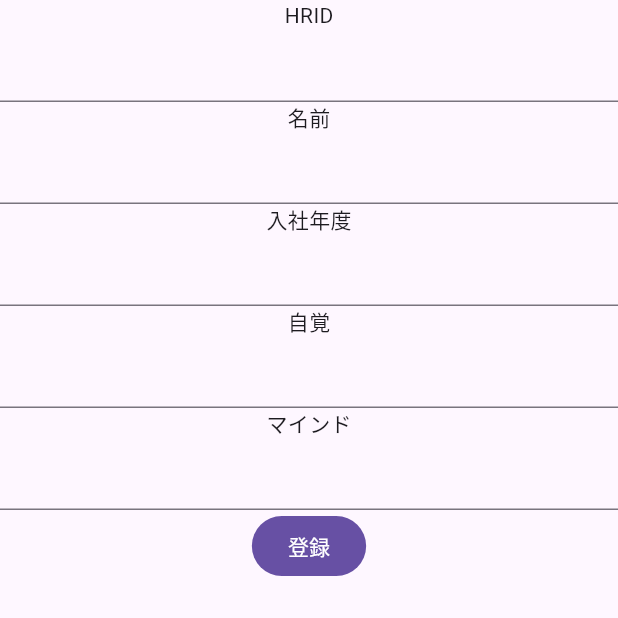
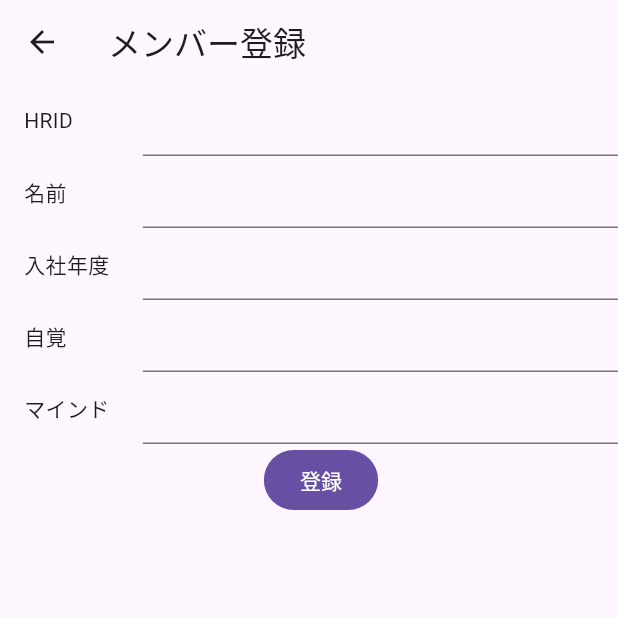
Before and after one commit to ryomar-kappa/adit, a Flutter app: the RegisterMemberView screen opened by its route, on a phone screen of 412 x 824 dp, the top half of it. Run offline on Flutter 3.47's test engine with Material 3 defaults, Android fonts, the phone set to English and light mode, and no system bars; our stand-ins replace auto_route, flutter_hooks, freezed_annotation, hooks_riverpod.

Commit message:
微調整

```diff
--- a/lib/screen/member_detail/member_detail_view.dart
+++ b/lib/screen/member_detail/member_detail_view.dart
@@ -18,6 +18,9 @@ class MemberDetailView extends ConsumerWidget {
   @override
   Widget build(BuildContext context, WidgetRef ref) {
     return Scaffold(
+      appBar: AppBar(
+        title: const Text('チャージ表'),
+      ),
       body: AsyncValueWidget(
           value: ref.watch(memberDetailPresenter(member)),
           buildData: (viewModel) =>
--- a/lib/screen/member_list/member_list_view.dart
+++ b/lib/screen/member_list/member_list_view.dart
@@ -14,12 +14,20 @@ class MemberListView extends ConsumerWidget {
   Widget build(BuildContext context, WidgetRef ref) {
     final memberList = ref.watch(memberMasterProvider);
     return Scaffold(
-      floatingActionButton: FloatingActionButton(
-          child: const Icon(Icons.add),
-          onPressed: () =>
-              AutoRouter.of(context).push(const RegisterMemberRoute())),
       body: Column(
         children: [
+          const SizedBox(height: 16),
+          FilledButton(
+              onPressed: () =>
+                  AutoRouter.of(context).push(const RegisterMemberRoute()),
+              child: const Row(
+                mainAxisSize: MainAxisSize.min,
+                children: [
+                  Icon(Icons.add),
+                  Text('新規登録'),
+                ],
+              )),
+          const SizedBox(height: 16),
           Expanded(
             child: SingleChildScrollView(
               child: Wrap(
--- a/lib/screen/register_member/register_member_view.dart
+++ b/lib/screen/register_member/register_member_view.dart
@@ -1,4 +1,5 @@
 import 'package:adit/screen/register_member/register_member_presenter.dart';
+import 'package:adit/screen/register_member/register_member_view_model.dart';
 import 'package:auto_route/auto_route.dart';
 import 'package:flutter/material.dart';
 import 'package:hooks_riverpod/hooks_riverpod.dart';
@@ -12,41 +13,107 @@ class RegisterMemberView extends ConsumerWidget {
     final presenter = ref.watch(registerMemberPresenter.notifier);
     final viewModel = ref.watch(registerMemberPresenter);
     return Scaffold(
-      body: Column(
-        children: [
-          Text('HRID'),
-          TextFormField(
+      appBar: AppBar(
+        title: const Text('メンバー登録'),
+      ),
+      body: Padding(
+        padding: const EdgeInsets.only(left: 16),
+        child: Column(
+          children: [
+            _inputHRID(viewModel, presenter),
+            _inputName(viewModel, presenter),
+            _inputYearOfJoined(viewModel, presenter),
+            _inputAwareness(viewModel, presenter),
+            _inputMind(viewModel, presenter),
+            FilledButton(
+                onPressed: () {
+                  presenter.onRegister();
+                  AutoRouter.of(context).popUntilRoot();
+                },
+                child: const Text('登録'))
+          ],
+        ),
+      ),
+    );
+  }
+
+  Widget _inputHRID(
+      RegisterMemberViewModel viewModel, RegisterMemberPresenter presenter) {
+    return Row(
+      children: [
+        const Expanded(flex: 1, child: Text('HRID')),
+        Expanded(
+          flex: 4,
+          child: TextFormField(
             initialValue: viewModel.hrid,
-            onChanged: (value) => presenter.onChangeHrid(value),
+            onChanged: presenter.onChangeHrid,
           ),
-          Text('名前'),
-          TextFormField(
+        ),
+      ],
+    );
+  }
+
+  Widget _inputName(
+      RegisterMemberViewModel viewModel, RegisterMemberPresenter presenter) {
+    return Row(
+      children: [
+        const Expanded(flex: 1, child: Text('名前')),
+        Expanded(
+          flex: 4,
+          child: TextFormField(
             initialValue: viewModel.name,
             onChanged: presenter.onChangeName,
           ),
-          Text('入社年度'),
-          TextFormField(
+        ),
+      ],
+    );
+  }
+
+  Widget _inputYearOfJoined(
+      RegisterMemberViewModel viewModel, RegisterMemberPresenter presenter) {
+    return Row(
+      children: [
+        const Expanded(flex: 1, child: Text('入社年度')),
+        Expanded(
+          flex: 4,
+          child: TextFormField(
             initialValue: viewModel.yearOfJoined,
             onChanged: presenter.onChangeYearOfJoined,
           ),
-          Text('自覚'),
-          TextFormField(
+        ),
+      ],
+    );
+  }
+
+  Widget _inputAwareness(
+      RegisterMemberViewModel viewModel, RegisterMemberPresenter presenter) {
+    return Row(
+      children: [
+        const Expanded(flex: 1, child: Text('自覚')),
+        Expanded(
+          flex: 4,
+          child: TextFormField(
             initialValue: viewModel.awareness,
             onChanged: presenter.onChangeAwareness,
           ),
-          Text('マインド'),
-          TextFormField(
+        ),
+      ],
+    );
+  }
+
+  Widget _inputMind(
+      RegisterMemberViewModel viewModel, RegisterMemberPresenter presenter) {
+    return Row(
+      children: [
+        const Expanded(flex: 1, child: Text('マインド')),
+        Expanded(
+          flex: 4,
+          child: TextFormField(
             initialValue: viewModel.mind,
             onChanged: presenter.onChangeMind,
           ),
-          FilledButton(
-              onPressed: () {
-                presenter.onRegister();
-                AutoRouter.of(context).popUntilRoot();
-              },
-              child: Text('登録'))
-        ],
-      ),
+        ),
+      ],
     );
   }
 }
```
